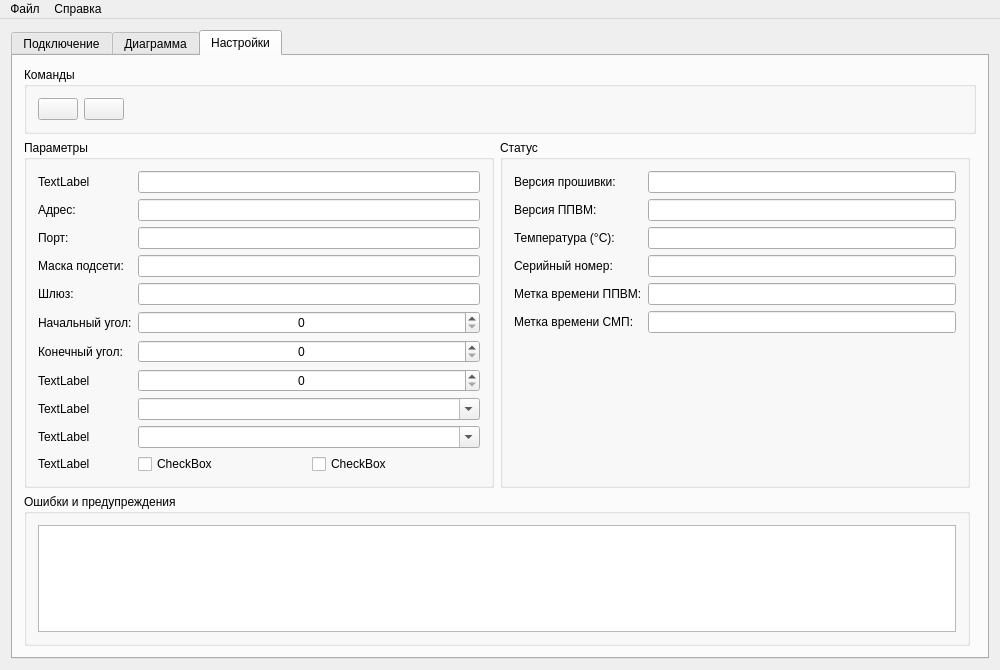
Old version of the form Source/window.ui in the repository Grandbrain/Sensor.
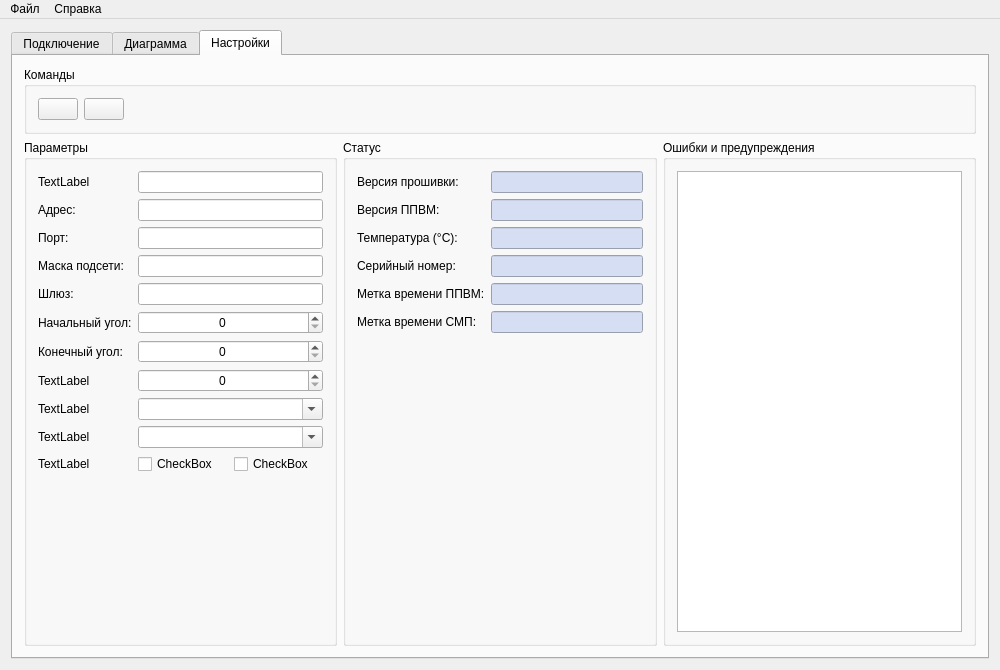
New version of the form. The open tabs and pages were chosen to show the change. Icons and pictures are not drawn.

Commit message: Application UI has been improved

The edit to the form file:
```diff
--- a/Source/window.ui
+++ b/Source/window.ui
@@ -521,6 +521,12 @@
                <property name="text">
                 <string>CheckBox</string>
                </property>
+               <property name="checkable">
+                <bool>false</bool>
+               </property>
+               <property name="checked">
+                <bool>false</bool>
+               </property>
               </widget>
              </item>
             </layout>
@@ -545,7 +551,17 @@
             </widget>
            </item>
            <item row="0" column="1">
-            <widget class="QLineEdit" name="lineEdit_8"/>
+            <widget class="QLineEdit" name="lineEdit_8">
+             <property name="styleSheet">
+              <string notr="true">.QLineEdit { background-color: rgb(213, 222, 242); }</string>
+             </property>
+             <property name="frame">
+              <bool>true</bool>
+             </property>
+             <property name="readOnly">
+              <bool>true</bool>
+             </property>
+            </widget>
            </item>
            <item row="1" column="0">
             <widget class="QLabel" name="label_14">
@@ -555,7 +571,11 @@
             </widget>
            </item>
            <item row="1" column="1">
-            <widget class="QLineEdit" name="lineEdit_9"/>
+            <widget class="QLineEdit" name="lineEdit_9">
+             <property name="styleSheet">
+              <string notr="true">.QLineEdit { background-color: rgb(213, 222, 242); }</string>
+             </property>
+            </widget>
            </item>
            <item row="2" column="0">
             <widget class="QLabel" name="label_15">
@@ -565,42 +585,58 @@
             </widget>
            </item>
            <item row="2" column="1">
-            <widget class="QLineEdit" name="lineEdit_11"/>
+            <widget class="QLineEdit" name="lineEdit_11">
+             <property name="styleSheet">
+              <string notr="true">.QLineEdit { background-color: rgb(213, 222, 242); }</string>
+             </property>
+            </widget>
            </item>
-           <item row="3" column="0">
+           <item row="4" column="0">
             <widget class="QLabel" name="label_18">
              <property name="text">
               <string>Серийный номер:</string>
              </property>
             </widget>
            </item>
-           <item row="3" column="1">
-            <widget class="QLineEdit" name="lineEdit_12"/>
+           <item row="4" column="1">
+            <widget class="QLineEdit" name="lineEdit_12">
+             <property name="styleSheet">
+              <string notr="true">.QLineEdit { background-color: rgb(213, 222, 242); }</string>
+             </property>
+            </widget>
            </item>
-           <item row="4" column="0">
+           <item row="5" column="0">
             <widget class="QLabel" name="label_19">
              <property name="text">
               <string>Метка времени ППВМ:</string>
              </property>
             </widget>
            </item>
-           <item row="4" column="1">
-            <widget class="QLineEdit" name="lineEdit_6"/>
+           <item row="5" column="1">
+            <widget class="QLineEdit" name="lineEdit_6">
+             <property name="styleSheet">
+              <string notr="true">.QLineEdit { background-color: rgb(213, 222, 242); }</string>
+             </property>
+            </widget>
            </item>
-           <item row="5" column="0">
+           <item row="6" column="0">
             <widget class="QLabel" name="label">
              <property name="text">
               <string>Метка времени СМП:</string>
              </property>
             </widget>
            </item>
-           <item row="5" column="1">
-            <widget class="QLineEdit" name="lineEdit_7"/>
+           <item row="6" column="1">
+            <widget class="QLineEdit" name="lineEdit_7">
+             <property name="styleSheet">
+              <string notr="true">.QLineEdit { background-color: rgb(213, 222, 242); }</string>
+             </property>
+            </widget>
            </item>
           </layout>
          </widget>
         </item>
-        <item row="2" column="0" colspan="2">
+        <item row="1" column="2">
          <widget class="QGroupBox" name="groupDesc">
           <property name="sizePolicy">
            <sizepolicy hsizetype="Expanding" vsizetype="Preferred">
```
Left out of the diff: 6 changed lines with no effect on the pictures. The commit also changes 1 other file.
